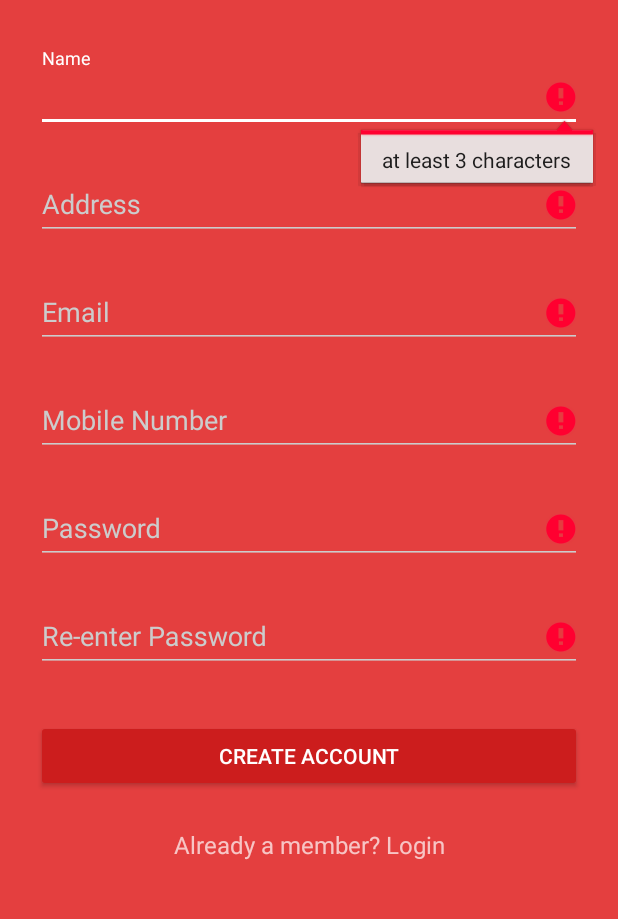
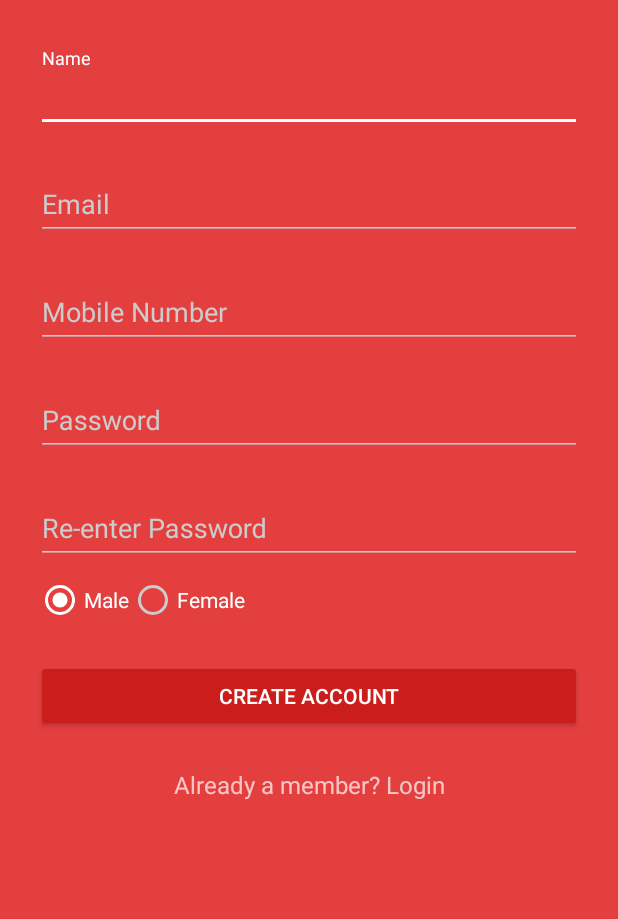
Before and after one commit to aneeshkrishnaaish/Arcline, an Android app: the SignupActivity screen opened directly, with no data from a screen before it, after a tap on "CREATE ACCOUNT", on a phone screen of 412 x 824 dp, the part 192-1111 px from its top. Run offline under Robolectric (Android 15) with nearby library versions, the phone set to English and light mode, and no system bars; our stand-ins replace Volley; network calls fail; 1 statement that could not run was skipped.

Commit message:
signup added without param injection

```diff
--- a/app/src/main/java/com/sourcey/materiallogindemo/LoginActivity.java
+++ b/app/src/main/java/com/sourcey/materiallogindemo/LoginActivity.java
@@ -112,7 +112,9 @@ public class LoginActivity extends AppCompatActivity {
                 params.put("app_user_name", email);
                 params.put("app_user_pass", password);
                 return params;
+
             }
+
         };
         // Adding request to request queue
         AppSingleton.getInstance(getApplicationContext()).addToRequestQueue(strReq,cancel_req_tag);
--- a/app/src/main/java/com/sourcey/materiallogindemo/SignupActivity.java
+++ b/app/src/main/java/com/sourcey/materiallogindemo/SignupActivity.java
@@ -8,156 +8,155 @@ import android.util.Log;
 import android.view.View;
 import android.widget.Button;
 import android.widget.EditText;
+import android.widget.RadioGroup;
 import android.widget.TextView;
 import android.widget.Toast;
+import com.android.volley.Request;
+import com.android.volley.Response;
+import com.android.volley.VolleyError;
+import com.android.volley.toolbox.StringRequest;
+import org.json.JSONException;
+import org.json.JSONObject;
+import java.util.HashMap;
+import java.util.Map;
 
-import butterknife.ButterKnife;
-import butterknife.Bind;
 
 public class SignupActivity extends AppCompatActivity {
-    private static final String TAG = "SignupActivity";
 
-    @Bind(R.id.input_name) EditText _nameText;
-    @Bind(R.id.input_address) EditText _addressText;
-    @Bind(R.id.input_email) EditText _emailText;
-    @Bind(R.id.input_mobile) EditText _mobileText;
-    @Bind(R.id.input_password) EditText _passwordText;
-    @Bind(R.id.input_reEnterPassword) EditText _reEnterPasswordText;
-    @Bind(R.id.btn_signup) Button _signupButton;
-    @Bind(R.id.link_login) TextView _loginLink;
+    private static final String TAG = "RegisterActivity";
+    private static final String URL_FOR_REGISTRATION = "https://learnapi.000webhostapp.com/Api/register_user.php?";
+//    private static final String URL_FOR_REGISTRATION = "https://learnapi.000webhostapp.com/Api/register_user.php?app_user_name=jisha&app_user_pass=jisha123&app_user_email=jisha@gmail.com&app_user_phone=7012406470&app_user_gender=female";
+    ProgressDialog progressDialog;
+
+    private EditText signupInputName, signupInputEmail, signupInputMobile, signupInputPassword;
+    private Button btnSignUp;
+    private TextView btnLinkLogin;
+    private RadioGroup genderRadioGroup;
 
     @Override
-    public void onCreate(Bundle savedInstanceState) {
+    protected void onCreate(Bundle savedInstanceState) {
         super.onCreate(savedInstanceState);
         setContentView(R.layout.activity_signup);
-        ButterKnife.bind(this);
 
-        _signupButton.setOnClickListener(new View.OnClickListener() {
+        // Progress dialog
+        progressDialog = new ProgressDialog(this);
+        progressDialog.setCancelable(false);
+
+        signupInputName = (EditText) findViewById(R.id.input_name);
+        signupInputEmail = (EditText) findViewById(R.id.input_email);
+        signupInputMobile = (EditText) findViewById(R.id.input_mobile);
+        signupInputPassword = (EditText) findViewById(R.id.input_password);
+        genderRadioGroup = (RadioGroup) findViewById(R.id.gender_radio_group);
+        btnSignUp = (Button) findViewById(R.id.btn_signup);
+        btnLinkLogin = (TextView) findViewById(R.id.link_login);
+
+        btnSignUp.setOnClickListener(new View.OnClickListener() {
             @Override
-            public void onClick(View v) {
-                signup();
+            public void onClick(View view) {
+                submitForm();
             }
         });
+        btnLinkLogin.setOnClickListener(new View.OnClickListener() {
+            @Override
+            public void onClick(View view) {
 
-        _loginLink.setOnClickListener(new View.OnClickListener() {
-            @Override
-            public void onClick(View v) {
-                // Finish the registration screen and return to the Login activity
-                Intent intent = new Intent(getApplicationContext(),LoginActivity.class);
-                startActivity(intent);
-                finish();
-                overridePendingTransition(R.anim.push_left_in, R.anim.push_left_out);
+                Intent i = new Intent(getApplicationContext(),LoginActivity.class);
+                startActivity(i);
             }
         });
     }
-    @Override
-    public void onBackPressed() {
-        moveTaskToBack(true);
+
+    private void submitForm() {
+
+        int selectedId = genderRadioGroup.getCheckedRadioButtonId();
+        String gender;
+        if(selectedId == R.id.female_radio_btn)
+            gender = "Female";
+        else
+            gender = "Male";
+
+        registerUser(signupInputName.getText().toString(),
+                signupInputEmail.getText().toString(),
+                signupInputMobile.getText().toString(),
+                signupInputPassword.getText().toString(),gender
+                );
     }
 
-    public void signup() {
-        Log.d(TAG, "Signup");
+    private void registerUser(final String name,  final String email, final String mobile ,final String password,
+                              final String gender) {
+        // Tag used to cancel the request
+        String cancel_req_tag = "register";
 
-        if (!validate()) {
-            onSignupFailed();
-            return;
-        }
+        progressDialog.setMessage("Adding you ...");
+        showDialog();
 
-        _signupButton.setEnabled(false);
+        StringRequest strReq = new StringRequest(Request.Method.POST,
+                URL_FOR_REGISTRATION, new Response.Listener<String>() {
 
-        final ProgressDialog progressDialog = new ProgressDialog(SignupActivity.this,
-                R.style.AppTheme_Dark_Dialog);
-        progressDialog.setIndeterminate(true);
-        progressDialog.setMessage("Creating Account...");
-        progressDialog.show();
+            @Override
+            public void onResponse(String response) {
+                Log.d(TAG, "Register Response: " + response.toString());
+                hideDialog();
 
-        String name = _nameText.getText().toString();
-        String address = _addressText.getText().toString();
-        String email = _emailText.getText().toString();
-        String mobile = _mobileText.getText().toString();
-        String password = _passwordText.getText().toString();
-        String reEnterPassword = _reEnterPasswordText.getText().toString();
+                try {
+                    JSONObject jObj = new JSONObject(response);
+                    boolean error = jObj.getBoolean("error");
 
-        // TODO: Implement your own signup logic here.
+                    if (!error) {
+//                        String user = jObj.getJSONObject("user").getString("name");
+                        String user = name;
+                        Toast.makeText(getApplicationContext(), "Hi " + user +", You are successfully Added!", Toast.LENGTH_SHORT).show();
 
-        new android.os.Handler().postDelayed(
-                new Runnable() {
-                    public void run() {
-                        // On complete call either onSignupSuccess or onSignupFailed
-                        // depending on success
-                        onSignupSuccess();
-                        // onSignupFailed();
-                        progressDialog.dismiss();
+                        // Launch login activity
+                        Intent intent = new Intent(
+                                SignupActivity.this,
+                                LoginActivity.class);
+                        startActivity(intent);
+                        finish();
+                    } else {
+
+                        String errorMsg = jObj.getString("message");
+                        Toast.makeText(getApplicationContext(),errorMsg +", Error Occured!", Toast.LENGTH_LONG).show();
                     }
-                }, 3000);
+                } catch (JSONException e) {
+                    e.printStackTrace();
+                }
+
+            }
+        }, new Response.ErrorListener() {
+
+            @Override
+            public void onErrorResponse(VolleyError error) {
+                Log.e(TAG, "Registration Error: " + error.getMessage());
+                Toast.makeText(getApplicationContext(),
+                        error.getMessage(), Toast.LENGTH_LONG).show();
+                hideDialog();
+            }
+        }) {
+            @Override
+            protected Map<String, String> getParams() {
+                // Posting params to register url
+                Map<String, String> params = new HashMap<String, String>();
+                params.put("app_user_name", name);
+                params.put("app_user_pass", password);
+                params.put("app_user_email", email);
+                params.put("app_user_phone", mobile);
+                params.put("app_user_gender", gender);
+                return params;
+            }
+        };
+        // Adding request to request queue
+        AppSingleton.getInstance(getApplicationContext()).addToRequestQueue(strReq, cancel_req_tag);
     }
 
-
-    public void onSignupSuccess() {
-        _signupButton.setEnabled(true);
-        setResult(RESULT_OK, null);
-        finish();
+    private void showDialog() {
+        if (!progressDialog.isShowing())
+            progressDialog.show();
     }
 
-    public void onSignupFailed() {
-        Toast.makeText(getBaseContext(), "Login failed", Toast.LENGTH_LONG).show();
-
-        _signupButton.setEnabled(true);
+    private void hideDialog() {
+        if (progressDialog.isShowing())
+            progressDialog.dismiss();
     }
 
-    public boolean validate() {
-        boolean valid = true;
-
-        String name = _nameText.getText().toString();
-        String address = _addressText.getText().toString();
-        String email = _emailText.getText().toString();
-        String mobile = _mobileText.getText().toString();
-        String password = _passwordText.getText().toString();
-        String reEnterPassword = _reEnterPasswordText.getText().toString();
-
-        if (name.isEmpty() || name.length() < 3) {
-            _nameText.setError("at least 3 characters");
-            valid = false;
-        } else {
-            _nameText.setError(null);
-        }
-
-        if (address.isEmpty()) {
-            _addressText.setError("Enter Valid Address");
-            valid = false;
-        } else {
-            _addressText.setError(null);
-        }
-
-
-        if (email.isEmpty() || !android.util.Patterns.EMAIL_ADDRESS.matcher(email).matches()) {
-            _emailText.setError("enter a valid email address");
-            valid = false;
-        } else {
-            _emailText.setError(null);
-        }
-
-        if (mobile.isEmpty() || mobile.length()!=10) {
-            _mobileText.setError("Enter Valid Mobile Number");
-            valid = false;
-        } else {
-            _mobileText.setError(null);
-        }
-
-        if (password.isEmpty() || password.length() < 4 || password.length() > 10) {
-            _passwordText.setError("between 4 and 10 alphanumeric characters");
-            valid = false;
-        } else {
-            _passwordText.setError(null);
-        }
-
-        if (reEnterPassword.isEmpty() || reEnterPassword.length() < 4 || reEnterPassword.length() > 10 || !(reEnterPassword.equals(password))) {
-            _reEnterPasswordText.setError("Password Do not match");
-            valid = false;
-        } else {
-            _reEnterPasswordText.setError(null);
-        }
-
-        return valid;
-    }
 }
--- a/app/src/main/res/layout/activity_signup.xml
+++ b/app/src/main/res/layout/activity_signup.xml
@@ -33,17 +33,17 @@
         </android.support.design.widget.TextInputLayout>
 
         <!-- Address Label -->
-        <android.support.design.widget.TextInputLayout
-            android:layout_width="match_parent"
-            android:layout_height="wrap_content"
-            android:layout_marginTop="8dp"
-            android:layout_marginBottom="8dp">
-            <EditText android:id="@+id/input_address"
-                android:layout_width="match_parent"
-                android:layout_height="wrap_content"
-                android:inputType="textPostalAddress"
-                android:hint="Address" />
-        </android.support.design.widget.TextInputLayout>
+        <!--<android.support.design.widget.TextInputLayout-->
+            <!--android:layout_width="match_parent"-->
+            <!--android:layout_height="wrap_content"-->
+            <!--android:layout_marginTop="8dp"-->
+            <!--android:layout_marginBottom="8dp">-->
+            <!--<EditText android:id="@+id/input_address"-->
+                <!--android:layout_width="match_parent"-->
+                <!--android:layout_height="wrap_content"-->
+                <!--android:inputType="textPostalAddress"-->
+                <!--android:hint="Address" />-->
+        <!--</android.support.design.widget.TextInputLayout>-->
 
 
 
@@ -100,6 +100,28 @@
                 android:hint="Re-enter Password"/>
         </android.support.design.widget.TextInputLayout>
 
+        <!-- Gender Radio button -->
+        <RadioGroup
+            android:id="@+id/gender_radio_group"
+            android:layout_width="wrap_content"
+            android:layout_height="wrap_content"
+            android:layout_toRightOf="@+id/gender_textview"
+            android:orientation="horizontal">
+            <RadioButton
+                android:id="@+id/male_radio_btn"
+                android:layout_width="wrap_content"
+                android:layout_height="wrap_content"
+                android:text="@string/male"
+                android:checked="true"
+                />
+            <RadioButton
+                android:id="@+id/female_radio_btn"
+                android:layout_width="wrap_content"
+                android:layout_height="wrap_content"
+                android:text = "@string/female"
+                />
+        </RadioGroup>
+
         <!-- Signup Button -->
         <android.support.v7.widget.AppCompatButton
             android:id="@+id/btn_signup"
--- a/app/src/main/res/values/strings.xml
+++ b/app/src/main/res/values/strings.xml
@@ -1,6 +1,7 @@
 <resources>
     <string name="app_name">Arcline 1.0</string>
-
+    <string name="male">Male</string>
+    <string name="female">Female</string>
     <string name="hello_world">Arcline Constructions!</string>
     <string name="action_settings">Settings</string>
 </resources>
```
